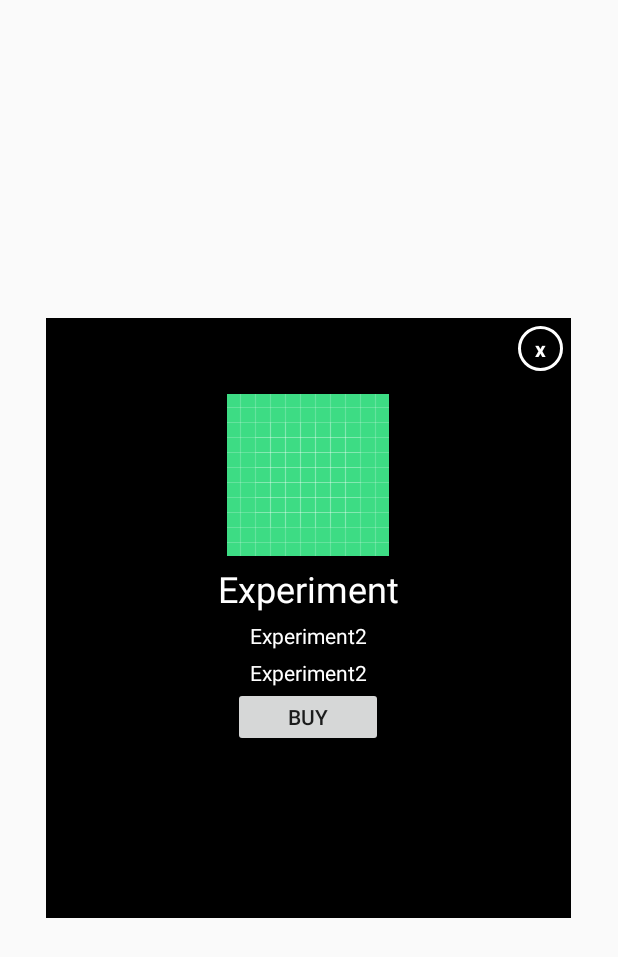
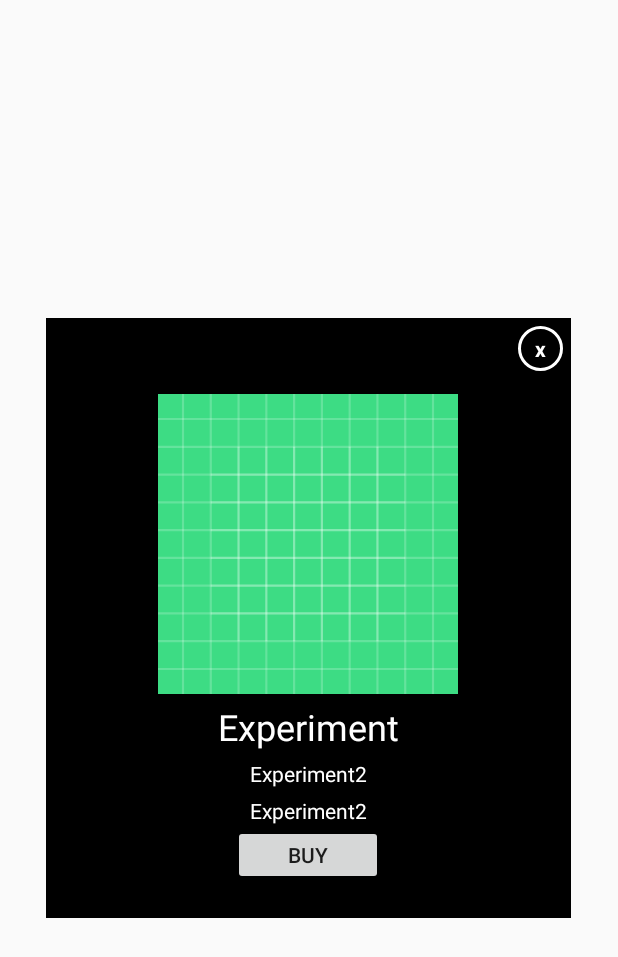
Before and after one commit to jasonn0118/SN34KER_app, an Android app: the layout layout_popup.xml on its own in the app's theme, with its tools: preview values and no code run, on a phone screen of 412 x 824 dp. Shown: the top 957 px of the screen. Run offline under Robolectric (Android 15) with nearby library versions, the phone set to English and light mode, and no system bars.

Commit message:
i fixed the popup

```diff
--- a/app/src/main/res/layout/layout_popup.xml
+++ b/app/src/main/res/layout/layout_popup.xml
@@ -24,8 +24,9 @@
         android:orientation="vertical">
         <androidx.appcompat.widget.AppCompatImageView
             android:id="@+id/product_image_popup"
-            android:layout_width="wrap_content"
-            android:layout_height="wrap_content"
+            android:layout_width="200dp"
+            android:layout_height="200dp"
+
             android:src="@drawable/ic_launcher_background"
             android:layout_gravity="center"
             android:layout_marginTop="15dp"
```
